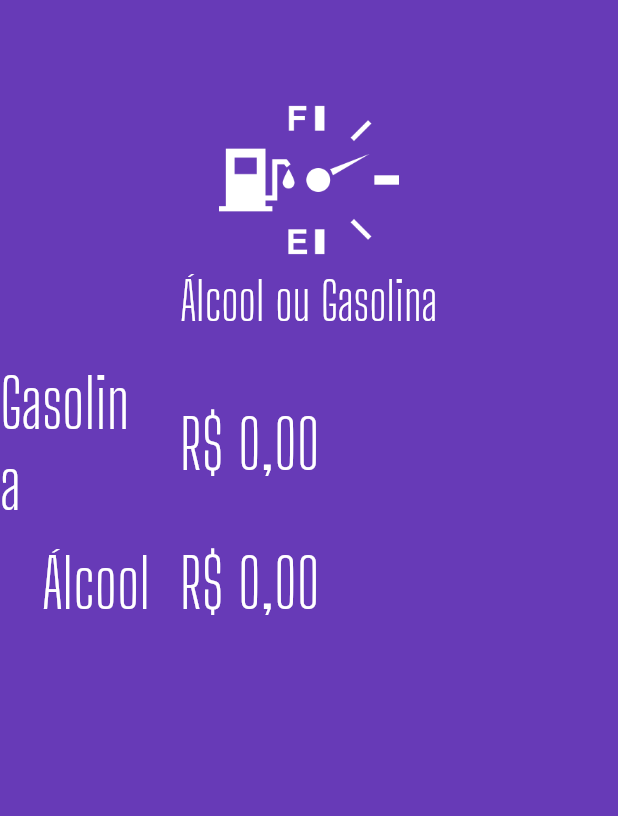
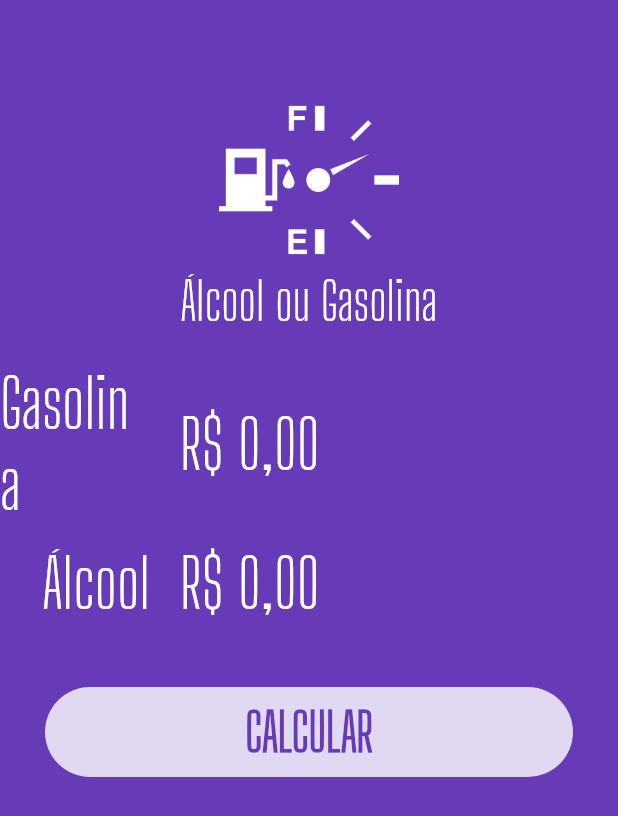
Before and after one commit to RamonLzSouza/alcool-ou-gasolina, a Flutter app: the screen it shows after launch, on a phone screen of 412 x 824 dp. Shown: the top 816 px of the screen. Run offline on Flutter 3.47's test engine with Material 2 defaults, Android fonts, the phone set to English and light mode, and no system bars; our stand-ins replace flutter_masked_text.

Commit message:
button calcular

```diff
--- a/lib/main.dart
+++ b/lib/main.dart
@@ -38,6 +38,26 @@ class HomePage extends StatelessWidget {
           ctrl: _alcCtrl,
           label: "Álcool",
         ),
+        Container(
+          margin: EdgeInsets.all(30),
+          height: 60,
+          decoration: BoxDecoration(
+            color: Colors.white.withOpacity(0.8),
+            borderRadius: BorderRadius.circular(60),
+          ),
+          child: FlatButton(
+            child: Text(
+              "CALCULAR",
+              style: TextStyle(
+                fontWeight: FontWeight.bold,
+                color: Theme.of(context).primaryColor,
+                fontSize: 35,
+                fontFamily: "Big Shoulders Display",
+              ),
+            ),
+            onPressed: () {},
+          ),
+        ),
       ]),
     );
   }
```
